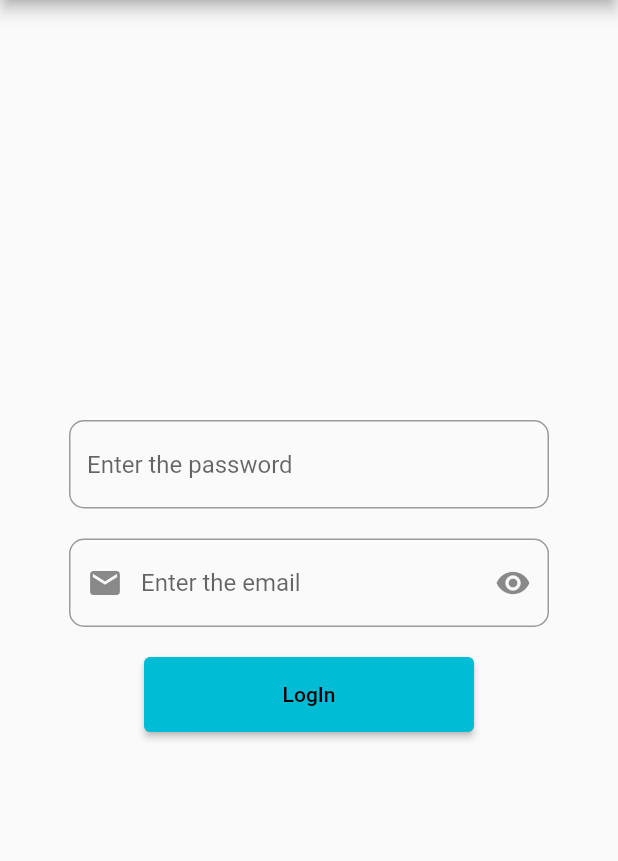
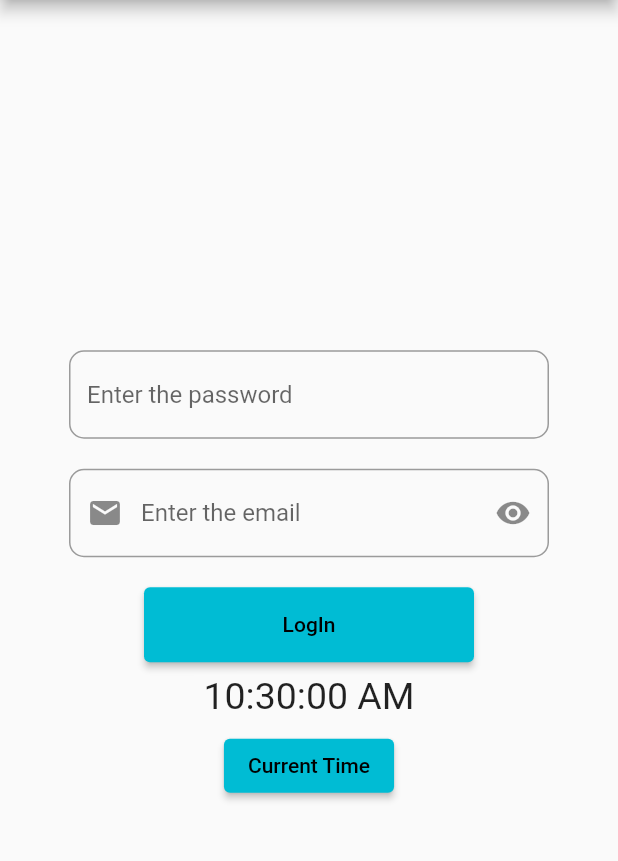
Before and after one commit to gaddarkumar7447/Dart-Demo, a Flutter app: the screen it shows after launch, on a phone screen of 412 x 824 dp, the part 84-945 px from its top. Run offline on Flutter 3.47's test engine with Material 2 defaults, Android fonts, the phone set to English and light mode, and no system bars.

Commit message:
Time and date change

```diff
--- a/lib/main.dart
+++ b/lib/main.dart
@@ -1,5 +1,6 @@
 import 'package:dart_pro/ui_design/textStyle.dart';
 import 'package:flutter/material.dart';
+import 'package:intl/intl.dart';
 
 void main() {
   runApp(const MyApp());
@@ -28,6 +29,9 @@ class HomeScreen extends StatelessWidget {
   Widget build(BuildContext context) {
     var email = TextEditingController();
     var pass = TextEditingController();
+    DateTime now = DateTime.now();
+    String convertedDateTime = "${now.hour.toString().padLeft(2,'0')}:${now.minute.toString().padLeft(2,'0')}";
+    String str = DateFormat('hh:mm:ss a').format(now);
     var arrName = [
       'Gaddar',
       'Kumar',
@@ -99,7 +103,16 @@ class HomeScreen extends StatelessWidget {
                     String sr = pass.text.toString();
                     print('Email : $s | pass : $sr');
                   }, child: Text('LogIn')),
-            )
+            ),
+
+            Padding(
+              padding:  EdgeInsets.all(8.0),
+              child: Text('$str', style: TextStyle(fontSize: 25), ),
+
+            ),
+            ElevatedButton(onPressed: (){
+
+            }, child: Text('Current Time'))
           ],
         ),
       ),
--- a/pubspec.yaml
+++ b/pubspec.yaml
@@ -47,6 +47,7 @@ dev_dependencies:
   # package. See that file for information about deactivating specific lint
   # rules and activating additional ones.
   flutter_lints: ^2.0.0
+  intl: ^0.17.0
 
 # For information on the generic Dart part of this file, see the
 # following page: https://dart.dev/tools/pub/pubspec
```
Also changed, not shown: pubspec.lock.
